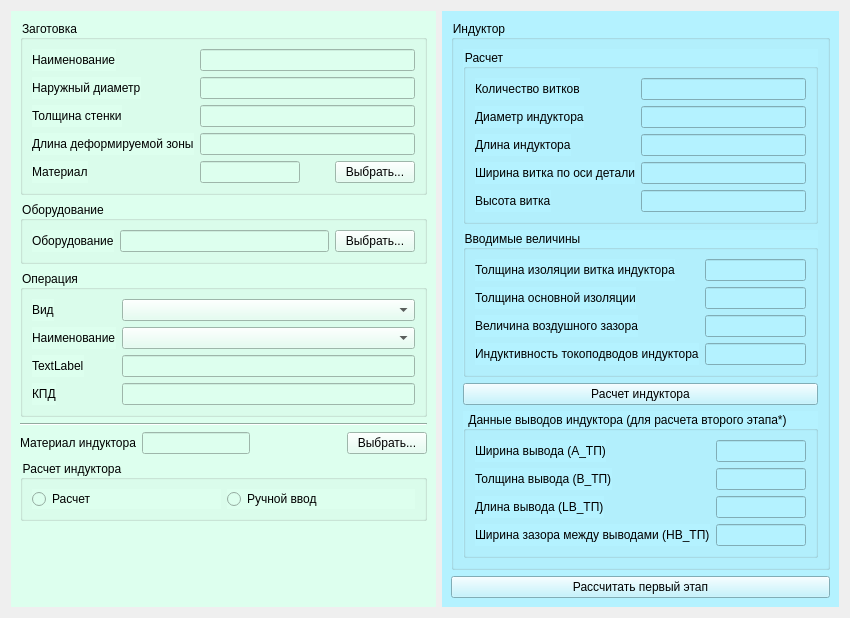
This is gui/InitialParameters.ui in Kroshy1984/MIOM as Qt 5 draws it before an edit. The edited form follows.
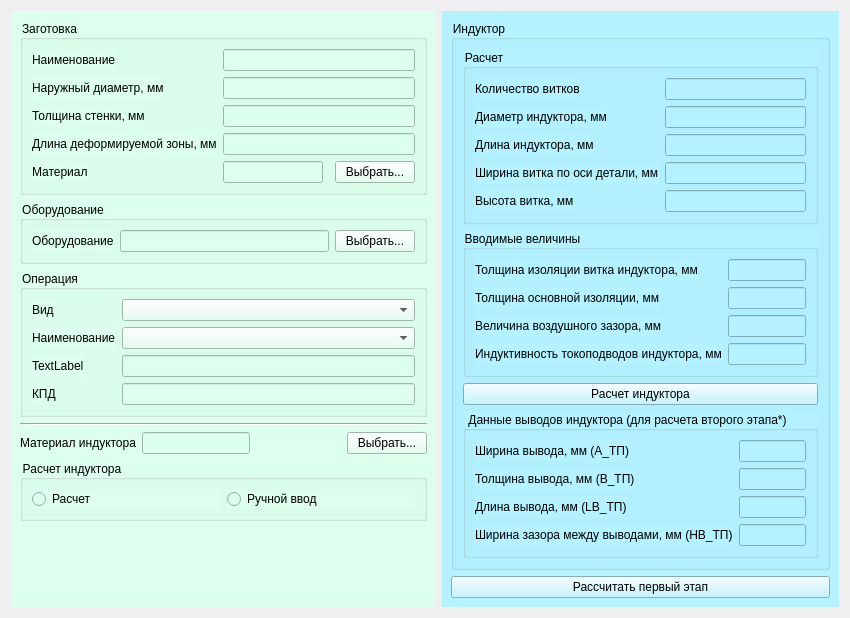
This is the edited form.

Commit message: Fix view and FirstPhase

```diff
--- a/gui/InitialParameters.ui
+++ b/gui/InitialParameters.ui
@@ -43,7 +43,7 @@
             <string>DOT</string>
            </property>
            <property name="text">
-            <string>Наружный диаметр</string>
+            <string>Наружный диаметр, мм</string>
            </property>
           </widget>
          </item>
@@ -53,7 +53,7 @@
             <string>ST</string>
            </property>
            <property name="text">
-            <string>Толщина стенки</string>
+            <string>Толщина стенки, мм</string>
            </property>
           </widget>
          </item>
@@ -63,7 +63,7 @@
             <string>LBT</string>
            </property>
            <property name="text">
-            <string>Длина деформируемой зоны</string>
+            <string>Длина деформируемой зоны, мм</string>
            </property>
           </widget>
          </item>
@@ -321,14 +321,14 @@
             <item row="1" column="0">
              <widget class="QLabel" name="labelDiameter">
               <property name="text">
-               <string>Диаметр индуктора</string>
+               <string>Диаметр индуктора, мм</string>
               </property>
              </widget>
             </item>
             <item row="2" column="0">
              <widget class="QLabel" name="label_22">
               <property name="text">
-               <string>Длина индуктора</string>
+               <string>Длина индуктора, мм</string>
               </property>
              </widget>
             </item>
@@ -344,7 +344,7 @@
                <string>SSC</string>
               </property>
               <property name="text">
-               <string>Ширина витка по оси детали</string>
+               <string>Ширина витка по оси детали, мм</string>
               </property>
              </widget>
             </item>
@@ -357,7 +357,7 @@
                <string>HSC</string>
               </property>
               <property name="text">
-               <string>Высота витка</string>
+               <string>Высота витка, мм</string>
               </property>
              </widget>
             </item>
@@ -379,7 +379,7 @@
                <string>SC</string>
               </property>
               <property name="text">
-               <string>Толщина изоляции витка индуктора</string>
+               <string>Толщина изоляции витка индуктора, мм</string>
               </property>
              </widget>
             </item>
@@ -392,7 +392,7 @@
                <string>ZB</string>
               </property>
               <property name="text">
-               <string>Толщина основной изоляции</string>
+               <string>Толщина основной изоляции, мм</string>
               </property>
              </widget>
             </item>
@@ -405,7 +405,7 @@
                <string>ZA</string>
               </property>
               <property name="text">
-               <string>Величина воздушного зазора</string>
+               <string>Величина воздушного зазора, мм</string>
               </property>
              </widget>
             </item>
@@ -418,7 +418,7 @@
                <string>LTC</string>
               </property>
               <property name="text">
-               <string>Индуктивность токоподводов индуктора</string>
+               <string>Индуктивность токоподводов индуктора, мм</string>
               </property>
              </widget>
             </item>
@@ -444,7 +444,7 @@
             <item row="0" column="0">
              <widget class="QLabel" name="label_15">
               <property name="text">
-               <string>Ширина вывода (A_ТП)</string>
+               <string>Ширина вывода, мм (A_ТП)</string>
               </property>
              </widget>
             </item>
@@ -454,7 +454,7 @@
             <item row="1" column="0">
              <widget class="QLabel" name="label_16">
               <property name="text">
-               <string>Толщина вывода (B_ТП)</string>
+               <string>Толщина вывода, мм (B_ТП)</string>
               </property>
              </widget>
             </item>
@@ -464,7 +464,7 @@
             <item row="2" column="0">
              <widget class="QLabel" name="label_18">
               <property name="text">
-               <string>Длина вывода (LB_ТП)</string>
+               <string>Длина вывода, мм (LB_ТП)</string>
               </property>
              </widget>
             </item>
@@ -474,7 +474,7 @@
             <item row="3" column="0">
              <widget class="QLabel" name="label_17">
               <property name="text">
-               <string>Ширина зазора между выводами (HB_ТП)</string>
+               <string>Ширина зазора между выводами, мм (HB_ТП)</string>
               </property>
              </widget>
             </item>
```
The commit also changes 1 other file.
